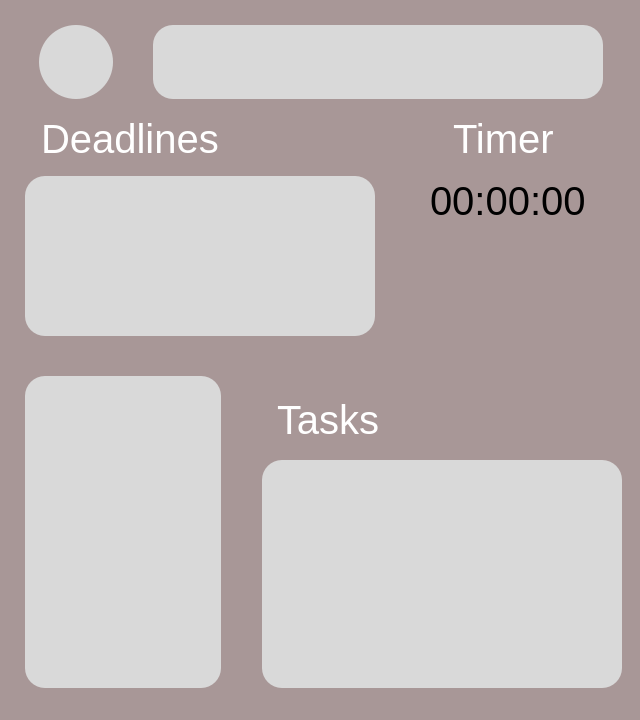
Qt form grape/src/dashboard/dashboard.ui (rotat1ck/grape) before a commit.
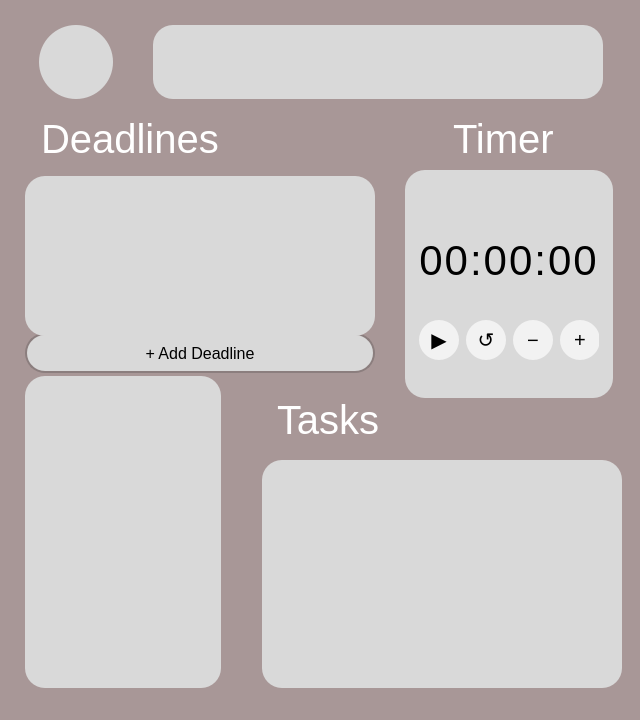
The same form after that commit.

```diff
--- a/grape/src/dashboard/dashboard.ui
+++ b/grape/src/dashboard/dashboard.ui
@@ -115,11 +115,56 @@
        </rect>
       </property>
       <property name="styleSheet">
-       <string notr="true">
-
-background: #D9D9D9;
-border-radius: 20px;
-</string>
+       <string notr="true">QTextBrowser {
+    background: #D9D9D9;
+    border-radius: 20px;
+    padding: 15px;
+    font-family: 'Julius Sans One';
+}
+QScrollBar:vertical {
+    border: none;
+    background: #D9D9D9;
+    width: 8px;
+    margin: 0px;
+}
+QScrollBar::handle:vertical {
+    background: #8B7E7E;
+    border-radius: 4px;
+    min-height: 20px;
+}
+QScrollBar::add-line:vertical, QScrollBar::sub-line:vertical {
+    height: 0px;
+}</string>
+      </property>
+     </widget>
+     <widget class="QPushButton" name="addDeadlineButton">
+      <property name="geometry">
+       <rect>
+        <x>25</x>
+        <y>333</y>
+        <width>350</width>
+        <height>40</height>
+       </rect>
+      </property>
+      <property name="styleSheet">
+       <string notr="true">QPushButton {
+    background-color: #D9D9D9;
+    border: 2px solid #8B7E7E;
+    border-radius: 20px;
+    font-family: 'Julius Sans One';
+    font-size: 16px;
+    color: #000000;
+}
+QPushButton:hover {
+    background-color: #E5E5E5;
+    border-color: #FFFFFF;
+}
+QPushButton:pressed {
+    background-color: #C0C0C0;
+}</string>
+      </property>
+      <property name="text">
+       <string>+ Add Deadline</string>
       </property>
      </widget>
      <widget class="QTextBrowser" name="NotesBox">
@@ -181,6 +226,198 @@
        <string>Timer</string>
       </property>
      </widget>
+     <widget class="QWidget" name="DeadlinesTimerBox" native="true">
+      <property name="geometry">
+       <rect>
+        <x>405</x>
+        <y>170</y>
+        <width>208</width>
+        <height>228</height>
+       </rect>
+      </property>
+      <property name="styleSheet">
+       <string notr="true">background: #D9D9D9;
+border-radius: 20px;</string>
+      </property>
+      <widget class="QLabel" name="timerDisplay">
+       <property name="geometry">
+        <rect>
+         <x>4</x>
+         <y>60</y>
+         <width>200</width>
+         <height>60</height>
+        </rect>
+       </property>
+       <property name="styleSheet">
+        <string notr="true">
+font-family: 'Julius Sans One';
+font-size: 42px;
+color: #000000;
+background: transparent;
+letter-spacing: 2px;</string>
+       </property>
+       <property name="text">
+        <string>00:00:00</string>
+       </property>
+       <property name="alignment">
+        <set>Qt::AlignmentFlag::AlignCenter</set>
+       </property>
+      </widget>
+      <widget class="QWidget" name="buttonContainer" native="true">
+       <property name="geometry">
+        <rect>
+         <x>14</x>
+         <y>150</y>
+         <width>180</width>
+         <height>40</height>
+        </rect>
+       </property>
+       <layout class="QHBoxLayout" name="horizontalLayout">
+        <property name="spacing">
+         <number>8</number>
+        </property>
+        <property name="leftMargin">
+         <number>0</number>
+        </property>
+        <property name="topMargin">
+         <number>0</number>
+        </property>
+        <property name="rightMargin">
+         <number>0</number>
+        </property>
+        <property name="bottomMargin">
+         <number>0</number>
+        </property>
+        <item>
+         <widget class="QPushButton" name="timerPlayButton">
+          <property name="minimumSize">
+           <size>
+            <width>40</width>
+            <height>40</height>
+           </size>
+          </property>
+          <property name="maximumSize">
+           <size>
+            <width>40</width>
+            <height>40</height>
+           </size>
+          </property>
+          <property name="styleSheet">
+           <string notr="true">QPushButton {
+    background: #F2F2F2;
+    border-radius: 20px;
+    font-family: 'Julius Sans One';
+    font-size: 20px;
+    color: #000000;
+}
+QPushButton:hover {
+    background: #E5E5E5;
+}</string>
+          </property>
+          <property name="text">
+           <string>▶</string>
+          </property>
+         </widget>
+        </item>
+        <item>
+         <widget class="QPushButton" name="timerResetButton">
+          <property name="minimumSize">
+           <size>
+            <width>40</width>
+            <height>40</height>
+           </size>
+          </property>
+          <property name="maximumSize">
+           <size>
+            <width>40</width>
+            <height>40</height>
+           </size>
+          </property>
+          <property name="styleSheet">
+           <string notr="true">QPushButton {
+    background: #F2F2F2;
+    border-radius: 20px;
+    font-family: 'Julius Sans One';
+    font-size: 20px;
+    color: #000000;
+}
+QPushButton:hover {
+    background: #E5E5E5;
+}</string>
+          </property>
+          <property name="text">
+           <string>↺</string>
+          </property>
+         </widget>
+        </item>
+        <item>
+         <widget class="QPushButton" name="timerMinusButton">
+          <property name="enabled">
+           <bool>true</bool>
+          </property>
+          <property name="minimumSize">
+           <size>
+            <width>40</width>
+            <height>40</height>
+           </size>
+          </property>
+          <property name="maximumSize">
+           <size>
+            <width>40</width>
+            <height>40</height>
+           </size>
+          </property>
+          <property name="styleSheet">
+           <string notr="true">QPushButton {
+    background: #F2F2F2;
+    border-radius: 20px;
+    font-family: 'Julius Sans One';
+    font-size: 20px;
+    color: #000000;
+}
+QPushButton:hover {
+    background: #E5E5E5;
+}</string>
+          </property>
+          <property name="text">
+           <string>−</string>
+          </property>
+         </widget>
+        </item>
+        <item>
+         <widget class="QPushButton" name="timerPlusButton">
+          <property name="minimumSize">
+           <size>
+            <width>40</width>
+            <height>40</height>
+           </size>
+          </property>
+          <property name="maximumSize">
+           <size>
+            <width>40</width>
+            <height>40</height>
+           </size>
+          </property>
+          <property name="styleSheet">
+           <string notr="true">QPushButton {
+    background: #F2F2F2;
+    border-radius: 20px;
+    font-family: 'Julius Sans One';
+    font-size: 20px;
+    color: #000000;
+}
+QPushButton:hover {
+    background: #E5E5E5;
+}</string>
+          </property>
+          <property name="text">
+           <string>+</string>
+          </property>
+         </widget>
+        </item>
+       </layout>
+      </widget>
+     </widget>
      <widget class="QLabel" name="txtTasks">
       <property name="geometry">
        <rect>
@@ -206,7 +443,18 @@
        <string>Tasks</string>
       </property>
      </widget>
-     <widget class="QLabel" name="label">
+     <zorder>addDeadlineButton</zorder>
+     <zorder>DeadlinesTimerBox</zorder>
+     <zorder>AueWordsBox</zorder>
+     <zorder>menuSettings</zorder>
+     <zorder>txtDeadlines</zorder>
+     <zorder>DeadlinesBox</zorder>
+     <zorder>NotesBox</zorder>
+     <zorder>NotesBox_2</zorder>
+     <zorder>txtTimer</zorder>
+     <zorder>txtTasks</zorder>
+
+<!--      <widget class="QLabel" name="label">
       <property name="geometry">
        <rect>
         <x>430</x>
@@ -223,7 +471,8 @@
       <property name="text">
        <string>00:00:00</string>
       </property>
-     </widget>
+     </widget> -->
+
     </widget>
    </item>
   </layout>
```
Left out of the diff: 2 changed lines with no effect on the pictures.
